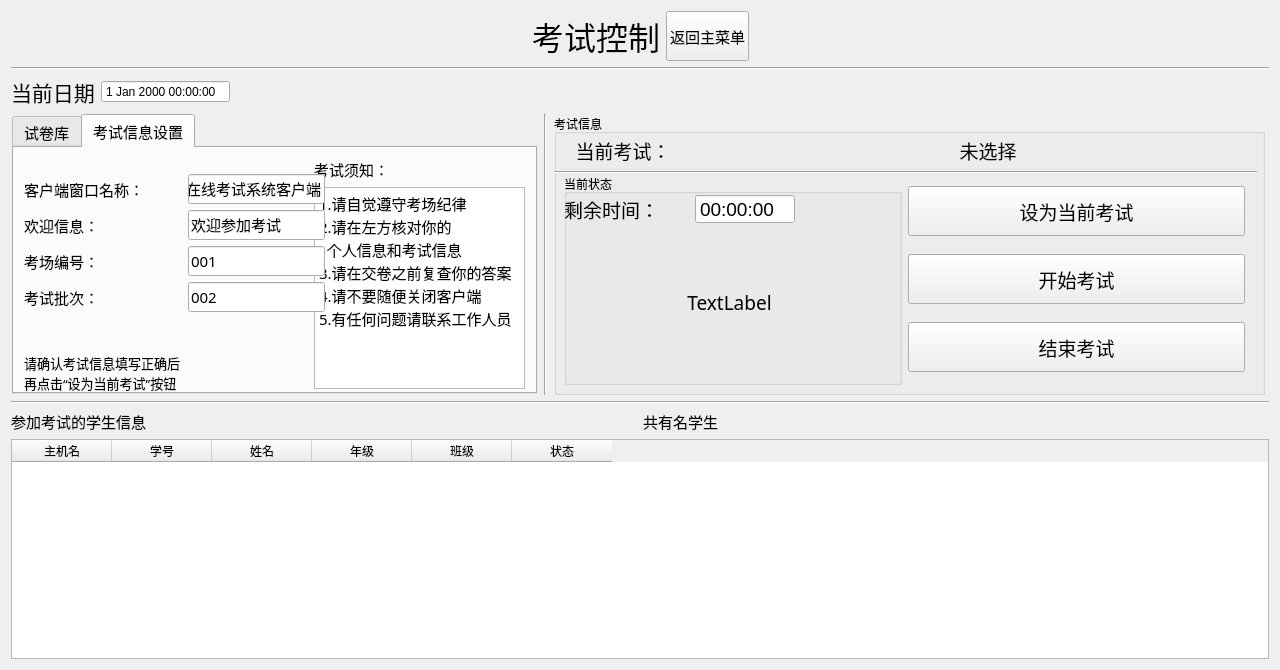
Old version of the form server/ExamCtrlUI.ui in the repository AlanForeverAi/Exams.
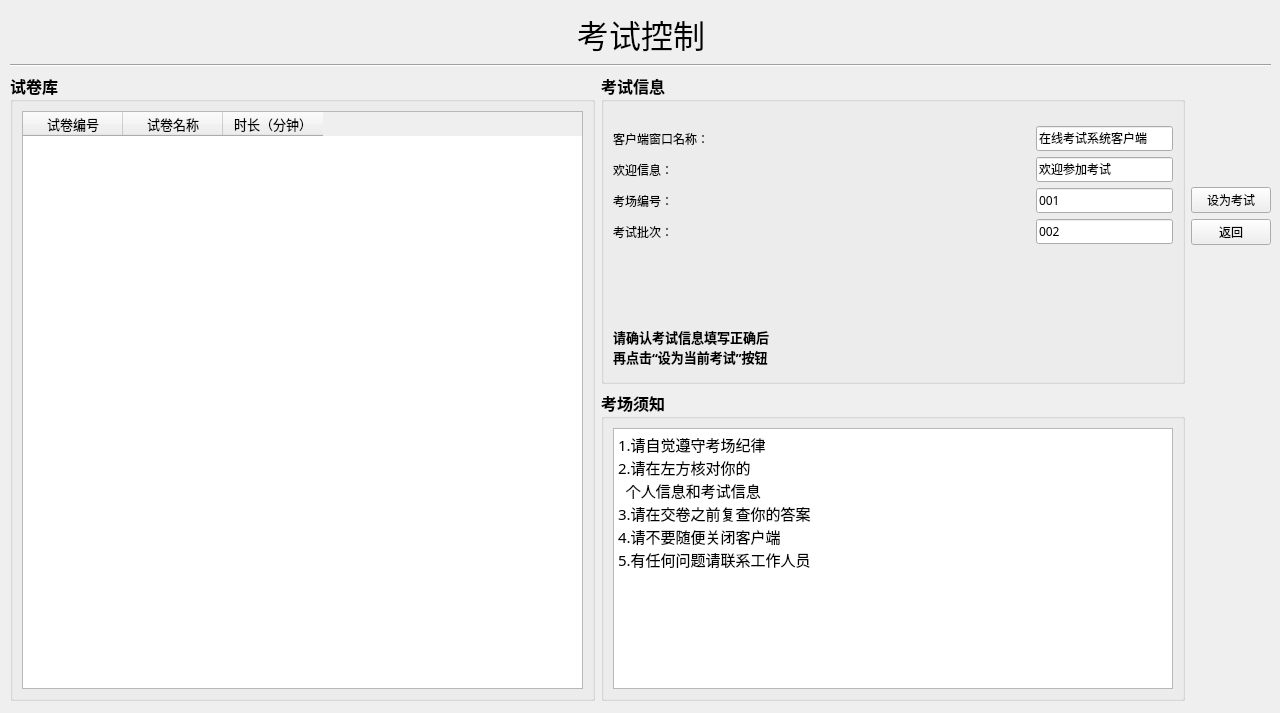
New version of the form. The open tabs and pages were chosen to show the change.

Commit message:
修改考试控制模块的界面
整理一下考试控制模块，该模块应该差不多了。。。

Diff of the .ui file:
```diff
--- a/server/ExamCtrlUI.ui
+++ b/server/ExamCtrlUI.ui
@@ -7,7 +7,7 @@
     <x>0</x>
     <y>0</y>
     <width>1280</width>
-    <height>670</height>
+    <height>713</height>
    </rect>
   </property>
   <property name="minimumSize">
@@ -19,14 +19,23 @@
   <property name="maximumSize">
    <size>
     <width>1280</width>
-    <height>670</height>
+    <height>713</height>
    </size>
   </property>
   <property name="windowTitle">
    <string>Form</string>
   </property>
-  <layout class="QGridLayout" name="gridLayout">
-   <item row="0" column="0">
+  <widget class="QWidget" name="">
+   <property name="geometry">
+    <rect>
+     <x>10</x>
+     <y>10</y>
+     <width>1261</width>
+     <height>691</height>
+    </rect>
+   </property>
+   <layout class="QVBoxLayout" name="verticalLayout_3">
+    <item>
     <layout class="QHBoxLayout" name="horizontalLayout_11">
      <item>
       <spacer name="horizontalSpacer_7">
@@ -57,39 +66,6 @@
        </property>
       </widget>
      </item>
-     <item>
-      <widget class="QPushButton" name="pushButton_back">
-       <property name="minimumSize">
-        <size>
-         <width>83</width>
-         <height>50</height>
-        </size>
-       </property>
-       <property name="maximumSize">
-        <size>
-         <width>16777215</width>
-         <height>1111</height>
-        </size>
-       </property>
-       <property name="font">
-        <font>
-         <family>微软雅黑</family>
-         <pointsize>11</pointsize>
-         <weight>50</weight>
-         <italic>false</italic>
-         <bold>false</bold>
-         <underline>false</underline>
-         <strikeout>false</strikeout>
-        </font>
-       </property>
-       <property name="layoutDirection">
-        <enum>Qt::RightToLeft</enum>
-       </property>
-       <property name="text">
-        <string>返回主菜单</string>
-       </property>
-      </widget>
-     </item>
      <item>
       <spacer name="horizontalSpacer_6">
        <property name="orientation">
@@ -105,90 +81,40 @@
      </item>
     </layout>
    </item>
-   <item row="1" column="0">
+    <item>
     <widget class="Line" name="line_4">
      <property name="orientation">
       <enum>Qt::Horizontal</enum>
      </property>
     </widget>
    </item>
-   <item row="2" column="0">
+    <item>
     <layout class="QHBoxLayout" name="horizontalLayout_6">
      <item>
-      <widget class="QLabel" name="label_date">
-       <property name="font">
-        <font>
-         <family>微软雅黑</family>
-         <pointsize>16</pointsize>
-        </font>
-       </property>
-       <property name="text">
-        <string>当前日期</string>
-       </property>
-      </widget>
-     </item>
-     <item>
-      <widget class="QDateTimeEdit" name="dateTimeEdit">
-       <property name="readOnly">
-        <bool>true</bool>
-       </property>
-       <property name="buttonSymbols">
-        <enum>QAbstractSpinBox::NoButtons</enum>
-       </property>
-      </widget>
-     </item>
-     <item>
-      <spacer name="horizontalSpacer">
-       <property name="orientation">
-        <enum>Qt::Horizontal</enum>
-       </property>
-       <property name="sizeHint" stdset="0">
-        <size>
-         <width>40</width>
-         <height>20</height>
-        </size>
-       </property>
-      </spacer>
-     </item>
-    </layout>
-   </item>
-   <item row="3" column="0">
     <layout class="QHBoxLayout" name="horizontalLayout_5">
      <item>
-      <widget class="QTabWidget" name="tabWidget">
-       <property name="minimumSize">
-        <size>
-         <width>0</width>
-         <height>280</height>
-        </size>
-       </property>
-       <property name="maximumSize">
-        <size>
-         <width>525</width>
-         <height>280</height>
-        </size>
-       </property>
+         <widget class="QGroupBox" name="groupBox">
        <property name="font">
         <font>
-         <family>微软雅黑</family>
-         <pointsize>11</pointsize>
-        </font>
-       </property>
-       <property name="currentIndex">
-        <number>0</number>
-       </property>
-       <widget class="QWidget" name="tab">
-        <attribute name="title">
+            <family>Aharoni</family>
+            <pointsize>12</pointsize>
+            <weight>75</weight>
+            <bold>true</bold>
+           </font>
+          </property>
+          <property name="title">
          <string>试卷库</string>
-        </attribute>
+          </property>
+          <layout class="QHBoxLayout" name="horizontalLayout_4">
+           <item>
         <widget class="QTableWidget" name="tableWidget_paper">
-         <property name="geometry">
-          <rect>
-           <x>9</x>
-           <y>9</y>
-           <width>501</width>
-           <height>231</height>
-          </rect>
+             <property name="font">
+              <font>
+               <family>SimSun-ExtB</family>
+               <pointsize>10</pointsize>
+               <weight>50</weight>
+               <bold>false</bold>
+              </font>
          </property>
          <property name="editTriggers">
           <set>QAbstractItemView::NoEditTriggers</set>
@@ -212,55 +138,27 @@
           </property>
          </column>
         </widget>
-       </widget>
-       <widget class="QWidget" name="tab_2">
-        <attribute name="title">
-         <string>考试信息设置</string>
-        </attribute>
-        <widget class="QWidget" name="layoutWidget">
-         <property name="geometry">
-          <rect>
-           <x>300</x>
-           <y>10</y>
-           <width>211</width>
-           <height>231</height>
-          </rect>
-         </property>
-         <layout class="QVBoxLayout" name="verticalLayout_6">
-          <item>
-           <widget class="QLabel" name="label_5">
-            <property name="text">
-             <string>考试须知：</string>
-            </property>
-           </widget>
-          </item>
-          <item>
-           <widget class="QTextEdit" name="textEdit_message">
-            <property name="html">
-             <string>&lt;!DOCTYPE HTML PUBLIC &quot;-//W3C//DTD HTML 4.0//EN&quot; &quot;http://www.w3.org/TR/REC-html40/strict.dtd&quot;&gt;
-&lt;html&gt;&lt;head&gt;&lt;meta name=&quot;qrichtext&quot; content=&quot;1&quot; /&gt;&lt;style type=&quot;text/css&quot;&gt;
-p, li { white-space: pre-wrap; }
-&lt;/style&gt;&lt;/head&gt;&lt;body style=&quot; font-family:'微软雅黑'; font-size:11pt; font-weight:400; font-style:normal;&quot;&gt;
-&lt;p style=&quot; margin-top:0px; margin-bottom:0px; margin-left:0px; margin-right:0px; -qt-block-indent:0; text-indent:0px;&quot;&gt;1.请自觉遵守考场纪律&lt;/p&gt;
-&lt;p style=&quot; margin-top:0px; margin-bottom:0px; margin-left:0px; margin-right:0px; -qt-block-indent:0; text-indent:0px;&quot;&gt;2.请在左方核对你的&lt;/p&gt;
-&lt;p style=&quot; margin-top:0px; margin-bottom:0px; margin-left:0px; margin-right:0px; -qt-block-indent:0; text-indent:0px;&quot;&gt;  个人信息和考试信息&lt;/p&gt;
-&lt;p style=&quot; margin-top:0px; margin-bottom:0px; margin-left:0px; margin-right:0px; -qt-block-indent:0; text-indent:0px;&quot;&gt;3.请在交卷之前复查你的答案&lt;/p&gt;
-&lt;p style=&quot; margin-top:0px; margin-bottom:0px; margin-left:0px; margin-right:0px; -qt-block-indent:0; text-indent:0px;&quot;&gt;4.请不要随便关闭客户端&lt;/p&gt;
-&lt;p style=&quot; margin-top:0px; margin-bottom:0px; margin-left:0px; margin-right:0px; -qt-block-indent:0; text-indent:0px;&quot;&gt;5.有任何问题请联系工作人员&lt;/p&gt;&lt;/body&gt;&lt;/html&gt;</string>
-            </property>
-           </widget>
           </item>
          </layout>
         </widget>
-        <widget class="QWidget" name="layoutWidget">
-         <property name="geometry">
-          <rect>
-           <x>10</x>
-           <y>11</y>
-           <width>301</width>
-           <height>239</height>
-          </rect>
-         </property>
+        </item>
+        <item>
+         <layout class="QVBoxLayout" name="verticalLayout">
+          <item>
+           <widget class="QGroupBox" name="groupBox_2">
+            <property name="font">
+             <font>
+              <family>Aharoni</family>
+              <pointsize>12</pointsize>
+              <weight>75</weight>
+              <bold>true</bold>
+             </font>
+            </property>
+            <property name="title">
+             <string>考试信息</string>
+            </property>
+            <layout class="QHBoxLayout" name="horizontalLayout">
+             <item>
          <layout class="QVBoxLayout" name="verticalLayout_8">
           <item>
            <spacer name="verticalSpacer_3">
@@ -284,6 +182,14 @@
              <layout class="QHBoxLayout" name="horizontalLayout_2">
               <item>
                <widget class="QLabel" name="label">
+                     <property name="font">
+                      <font>
+                       <family>SimSun-ExtB</family>
+                       <pointsize>9</pointsize>
+                       <weight>50</weight>
+                       <bold>false</bold>
+                      </font>
+                     </property>
                 <property name="text">
                  <string>客户端窗口名称：</string>
                 </property>
@@ -304,6 +210,12 @@
               </item>
               <item>
                <widget class="QLineEdit" name="lineEdit_windowtitle">
+                     <property name="sizePolicy">
+                      <sizepolicy hsizetype="Fixed" vsizetype="Fixed">
+                       <horstretch>0</horstretch>
+                       <verstretch>0</verstretch>
+                      </sizepolicy>
+                     </property>
                 <property name="minimumSize">
                  <size>
                   <width>137</width>
@@ -312,10 +224,18 @@
                 </property>
                 <property name="maximumSize">
                  <size>
-                  <width>137</width>
+                       <width>200</width>
                   <height>16777215</height>
                  </size>
                 </property>
+                     <property name="font">
+                      <font>
+                       <family>SimSun-ExtB</family>
+                       <pointsize>9</pointsize>
+                       <weight>50</weight>
+                       <bold>false</bold>
+                      </font>
+                     </property>
                 <property name="text">
                  <string>在线考试系统客户端</string>
                 </property>
@@ -327,6 +247,14 @@
              <layout class="QHBoxLayout" name="horizontalLayout_8">
               <item>
                <widget class="QLabel" name="label_4">
+                     <property name="font">
+                      <font>
+                       <family>SimSun-ExtB</family>
+                       <pointsize>9</pointsize>
+                       <weight>50</weight>
+                       <bold>false</bold>
+                      </font>
+                     </property>
                 <property name="text">
                  <string>欢迎信息：</string>
                 </property>
@@ -350,6 +278,12 @@
               </item>
               <item>
                <widget class="QLineEdit" name="lineEdit_welcome">
+                     <property name="sizePolicy">
+                      <sizepolicy hsizetype="Fixed" vsizetype="Fixed">
+                       <horstretch>0</horstretch>
+                       <verstretch>0</verstretch>
+                      </sizepolicy>
+                     </property>
                 <property name="minimumSize">
                  <size>
                   <width>137</width>
@@ -358,10 +292,18 @@
                 </property>
                 <property name="maximumSize">
                  <size>
-                  <width>137</width>
+                       <width>200</width>
                   <height>16777215</height>
                  </size>
                 </property>
+                     <property name="font">
+                      <font>
+                       <family>SimSun-ExtB</family>
+                       <pointsize>9</pointsize>
+                       <weight>50</weight>
+                       <bold>false</bold>
+                      </font>
+                     </property>
                 <property name="text">
                  <string>欢迎参加考试</string>
                 </property>
@@ -373,6 +315,14 @@
              <layout class="QHBoxLayout" name="horizontalLayout_10">
               <item>
                <widget class="QLabel" name="label_6">
+                     <property name="font">
+                      <font>
+                       <family>SimSun-ExtB</family>
+                       <pointsize>9</pointsize>
+                       <weight>50</weight>
+                       <bold>false</bold>
+                      </font>
+                     </property>
                 <property name="text">
                  <string>考场编号：</string>
                 </property>
@@ -408,6 +358,14 @@
                   <height>16777215</height>
                  </size>
                 </property>
+                     <property name="font">
+                      <font>
+                       <family>SimSun-ExtB</family>
+                       <pointsize>9</pointsize>
+                       <weight>50</weight>
+                       <bold>false</bold>
+                      </font>
+                     </property>
                 <property name="text">
                  <string>001</string>
                 </property>
@@ -419,6 +377,14 @@
              <layout class="QHBoxLayout" name="horizontalLayout_9">
               <item>
                <widget class="QLabel" name="label_7">
+                     <property name="font">
+                      <font>
+                       <family>SimSun-ExtB</family>
+                       <pointsize>9</pointsize>
+                       <weight>50</weight>
+                       <bold>false</bold>
+                      </font>
+                     </property>
                 <property name="text">
                  <string>考试批次：</string>
                 </property>
@@ -454,6 +420,14 @@
                   <height>16777215</height>
                  </size>
                 </property>
+                     <property name="font">
+                      <font>
+                       <family>SimSun-ExtB</family>
+                       <pointsize>9</pointsize>
+                       <weight>50</weight>
+                       <bold>false</bold>
+                      </font>
+                     </property>
                 <property name="text">
                  <string>002</string>
                 </property>
@@ -497,364 +471,258 @@
            </widget>
           </item>
          </layout>
-        </widget>
-       </widget>
-      </widget>
-     </item>
-     <item>
-      <widget class="Line" name="line_2">
-       <property name="orientation">
-        <enum>Qt::Vertical</enum>
-       </property>
+             </item>
+            </layout>
       </widget>
      </item>
      <item>
-      <widget class="QGroupBox" name="groupBox">
-       <property name="sizePolicy">
-        <sizepolicy hsizetype="Fixed" vsizetype="Fixed">
-         <horstretch>0</horstretch>
-         <verstretch>0</verstretch>
-        </sizepolicy>
-       </property>
-       <property name="minimumSize">
-        <size>
-         <width>711</width>
-         <height>281</height>
-        </size>
+           <widget class="QGroupBox" name="groupBox_3">
+            <property name="font">
+             <font>
+              <family>Aharoni</family>
+              <pointsize>12</pointsize>
+              <weight>75</weight>
+              <bold>true</bold>
+             </font>
        </property>
        <property name="title">
-        <string>考试信息</string>
-       </property>
-       <widget class="QWidget" name="layoutWidget">
-        <property name="geometry">
-         <rect>
-          <x>10</x>
-          <y>20</y>
-          <width>724</width>
-          <height>32</height>
-         </rect>
+             <string>考场须知</string>
         </property>
         <layout class="QHBoxLayout" name="horizontalLayout_3">
          <item>
-          <widget class="QLabel" name="label_papername">
-           <property name="font">
-            <font>
-             <family>微软雅黑</family>
-             <pointsize>14</pointsize>
-            </font>
-           </property>
-           <property name="text">
-            <string>当前考试：</string>
-           </property>
-           <property name="alignment">
-            <set>Qt::AlignCenter</set>
-           </property>
-          </widget>
-         </item>
+              <layout class="QVBoxLayout" name="verticalLayout_6">
          <item>
-          <widget class="QLabel" name="label_name">
-           <property name="minimumSize">
-            <size>
-             <width>600</width>
-             <height>0</height>
-            </size>
-           </property>
-           <property name="font">
-            <font>
-             <family>微软雅黑</family>
-             <pointsize>14</pointsize>
-            </font>
-           </property>
-           <property name="text">
-            <string>未选择</string>
-           </property>
-           <property name="alignment">
-            <set>Qt::AlignCenter</set>
-           </property>
+                <widget class="QTextEdit" name="textEdit_message">
+                 <property name="html">
+                  <string>&lt;!DOCTYPE HTML PUBLIC &quot;-//W3C//DTD HTML 4.0//EN&quot; &quot;http://www.w3.org/TR/REC-html40/strict.dtd&quot;&gt;
+&lt;html&gt;&lt;head&gt;&lt;meta name=&quot;qrichtext&quot; content=&quot;1&quot; /&gt;&lt;style type=&quot;text/css&quot;&gt;
+p, li { white-space: pre-wrap; }
+&lt;/style&gt;&lt;/head&gt;&lt;body style=&quot; font-family:'Aharoni'; font-size:12pt; font-weight:600; font-style:normal;&quot;&gt;
+&lt;p style=&quot; margin-top:0px; margin-bottom:0px; margin-left:0px; margin-right:0px; -qt-block-indent:0; text-indent:0px;&quot;&gt;&lt;span style=&quot; font-family:'微软雅黑'; font-size:11pt; font-weight:400;&quot;&gt;1.请自觉遵守考场纪律&lt;/span&gt;&lt;/p&gt;
+&lt;p style=&quot; margin-top:0px; margin-bottom:0px; margin-left:0px; margin-right:0px; -qt-block-indent:0; text-indent:0px;&quot;&gt;&lt;span style=&quot; font-family:'微软雅黑'; font-size:11pt; font-weight:400;&quot;&gt;2.请在左方核对你的&lt;/span&gt;&lt;/p&gt;
+&lt;p style=&quot; margin-top:0px; margin-bottom:0px; margin-left:0px; margin-right:0px; -qt-block-indent:0; text-indent:0px;&quot;&gt;&lt;span style=&quot; font-family:'微软雅黑'; font-size:11pt; font-weight:400;&quot;&gt;  个人信息和考试信息&lt;/span&gt;&lt;/p&gt;
+&lt;p style=&quot; margin-top:0px; margin-bottom:0px; margin-left:0px; margin-right:0px; -qt-block-indent:0; text-indent:0px;&quot;&gt;&lt;span style=&quot; font-family:'微软雅黑'; font-size:11pt; font-weight:400;&quot;&gt;3.请在交卷之前复查你的答案&lt;/span&gt;&lt;/p&gt;
+&lt;p style=&quot; margin-top:0px; margin-bottom:0px; margin-left:0px; margin-right:0px; -qt-block-indent:0; text-indent:0px;&quot;&gt;&lt;span style=&quot; font-family:'微软雅黑'; font-size:11pt; font-weight:400;&quot;&gt;4.请不要随便关闭客户端&lt;/span&gt;&lt;/p&gt;
+&lt;p style=&quot; margin-top:0px; margin-bottom:0px; margin-left:0px; margin-right:0px; -qt-block-indent:0; text-indent:0px;&quot;&gt;&lt;span style=&quot; font-family:'微软雅黑'; font-size:11pt; font-weight:400;&quot;&gt;5.有任何问题请联系工作人员&lt;/span&gt;&lt;/p&gt;&lt;/body&gt;&lt;/html&gt;</string>
+                 </property>
           </widget>
          </item>
         </layout>
-       </widget>
-       <widget class="Line" name="line">
-        <property name="geometry">
-         <rect>
-          <x>0</x>
-          <y>50</y>
-          <width>703</width>
-          <height>16</height>
-         </rect>
-        </property>
-        <property name="orientation">
-         <enum>Qt::Horizontal</enum>
-        </property>
-       </widget>
-       <widget class="QWidget" name="layoutWidget">
-        <property name="geometry">
-         <rect>
-          <x>10</x>
-          <y>60</y>
-          <width>681</width>
-          <height>211</height>
-         </rect>
-        </property>
-        <layout class="QHBoxLayout" name="horizontalLayout_4">
+             </item>
+            </layout>
+           </widget>
+          </item>
+         </layout>
+        </item>
+       </layout>
+      </item>
          <item>
           <layout class="QVBoxLayout" name="verticalLayout_2">
            <item>
-            <widget class="QGroupBox" name="groupBox_2">
-             <property name="minimumSize">
-              <size>
-               <width>311</width>
-               <height>171</height>
-              </size>
-             </property>
-             <property name="title">
-              <string>当前状态</string>
-             </property>
-             <widget class="QWidget" name="layoutWidget">
-              <property name="geometry">
-               <rect>
-                <x>0</x>
-                <y>20</y>
-                <width>331</width>
-                <height>181</height>
-               </rect>
-              </property>
-              <layout class="QVBoxLayout" name="verticalLayout_7">
-               <item>
-                <layout class="QHBoxLayout" name="horizontalLayout">
-                 <item>
-                  <widget class="QLabel" name="label_papertime">
-                   <property name="font">
-                    <font>
-                     <family>微软雅黑</family>
-                     <pointsize>14</pointsize>
-                    </font>
-                   </property>
-                   <property name="text">
-                    <string>剩余时间：</string>
-                   </property>
-                  </widget>
-                 </item>
-                 <item>
-                  <widget class="QTimeEdit" name="timeEdit_papertime">
-                   <property name="maximumSize">
+         <spacer name="verticalSpacer_6">
+          <property name="orientation">
+           <enum>Qt::Vertical</enum>
+          </property>
+          <property name="sizeHint" stdset="0">
                     <size>
-                     <width>100</width>
-                     <height>30</height>
-                    </size>
-                   </property>
-                   <property name="font">
-                    <font>
-                     <pointsize>14</pointsize>
-                    </font>
-                   </property>
-                   <property name="readOnly">
-                    <bool>true</bool>
-                   </property>
-                   <property name="buttonSymbols">
-                    <enum>QAbstractSpinBox::NoButtons</enum>
-                   </property>
-                  </widget>
+            <width>20</width>
+            <height>40</height>
+           </size>
+          </property>
+         </spacer>
                  </item>
                  <item>
-                  <spacer name="horizontalSpacer_2">
+         <spacer name="verticalSpacer">
                    <property name="orientation">
-                    <enum>Qt::Horizontal</enum>
-                   </property>
-                   <property name="sizeType">
-                    <enum>QSizePolicy::Fixed</enum>
-                   </property>
+           <enum>Qt::Vertical</enum>
+          </property>
                    <property name="sizeHint" stdset="0">
                     <size>
-                     <width>100</width>
-                     <height>20</height>
+            <width>20</width>
+            <height>40</height>
                     </size>
                    </property>
                   </spacer>
                  </item>
-                </layout>
-               </item>
-               <item>
-                <widget class="QLabel" name="label_state">
-                 <property name="font">
-                  <font>
-                   <family>微软雅黑</family>
-                   <pointsize>14</pointsize>
-                  </font>
-                 </property>
-                 <property name="text">
-                  <string>TextLabel</string>
-                 </property>
-                 <property name="alignment">
-                  <set>Qt::AlignCenter</set>
-                 </property>
-                </widget>
-               </item>
-              </layout>
-             </widget>
-            </widget>
-           </item>
-          </layout>
-         </item>
-         <item>
-          <layout class="QVBoxLayout" name="verticalLayout">
            <item>
             <widget class="QPushButton" name="pushButton_send">
-             <property name="minimumSize">
-              <size>
-               <width>0</width>
-               <height>50</height>
-              </size>
+          <property name="sizePolicy">
+           <sizepolicy hsizetype="Fixed" vsizetype="Fixed">
+            <horstretch>0</horstretch>
+            <verstretch>0</verstretch>
+           </sizepolicy>
              </property>
              <property name="font">
               <font>
-               <family>微软雅黑</family>
-               <pointsize>14</pointsize>
+            <family>SimSun-ExtB</family>
+            <pointsize>9</pointsize>
               </font>
              </property>
              <property name="text">
-              <string>设为当前考试</string>
+           <string>设为考试</string>
              </property>
             </widget>
            </item>
            <item>
-            <widget class="QPushButton" name="pushButton_begin">
-             <property name="minimumSize">
-              <size>
-               <width>0</width>
-               <height>50</height>
-              </size>
-             </property>
-             <property name="font">
-              <font>
-               <family>微软雅黑</family>
-               <pointsize>14</pointsize>
-              </font>
-             </property>
-             <property name="text">
-              <string>开始考试</string>
-             </property>
-            </widget>
-           </item>
-           <item>
-            <widget class="QPushButton" name="pushButton_end">
-             <property name="minimumSize">
-              <size>
-               <width>0</width>
-               <height>50</height>
-              </size>
-             </property>
-             <property name="font">
-              <font>
-               <family>微软雅黑</family>
-               <pointsize>14</pointsize>
-              </font>
-             </property>
-             <property name="text">
-              <string>结束考试</string>
-             </property>
-            </widget>
-           </item>
-          </layout>
-         </item>
-        </layout>
-       </widget>
-      </widget>
-     </item>
-    </layout>
-   </item>
-   <item row="4" column="0">
-    <widget class="Line" name="line_3">
-     <property name="orientation">
-      <enum>Qt::Horizontal</enum>
-     </property>
-    </widget>
-   </item>
-   <item row="5" column="0">
-    <layout class="QVBoxLayout" name="verticalLayout_5">
-     <item>
-      <layout class="QHBoxLayout" name="horizontalLayout_7">
-       <item>
-        <widget class="QLabel" name="label_2">
-         <property name="font">
-          <font>
-           <family>微软雅黑</family>
-           <pointsize>11</pointsize>
-          </font>
-         </property>
-         <property name="text">
-          <string>参加考试的学生信息</string>
-         </property>
-        </widget>
-       </item>
-       <item>
-        <widget class="QLabel" name="label_usercount">
-         <property name="font">
-          <font>
-           <family>微软雅黑</family>
-           <pointsize>11</pointsize>
-          </font>
-         </property>
-         <property name="text">
-          <string>共有名学生</string>
-         </property>
-        </widget>
-       </item>
-      </layout>
-     </item>
-     <item>
-      <widget class="QTableWidget" name="tableWidget_user">
-       <property name="minimumSize">
-        <size>
-         <width>0</width>
-         <height>215</height>
-        </size>
+         <widget class="QPushButton" name="pushButton_back">
+          <property name="sizePolicy">
+           <sizepolicy hsizetype="Fixed" vsizetype="Fixed">
+            <horstretch>0</horstretch>
+            <verstretch>0</verstretch>
+           </sizepolicy>
        </property>
        <property name="maximumSize">
         <size>
          <width>16777215</width>
-         <height>220</height>
-        </size>
-       </property>
-       <property name="editTriggers">
-        <set>QAbstractItemView::NoEditTriggers</set>
-       </property>
-       <column>
-        <property name="text">
-         <string>主机名</string>
-        </property>
-       </column>
-       <column>
+            <height>1111</height>
+           </size>
+          </property>
+          <property name="font">
+           <font>
+            <family>SimSun-ExtB</family>
+            <pointsize>9</pointsize>
+            <weight>50</weight>
+            <italic>false</italic>
+            <bold>false</bold>
+            <underline>false</underline>
+            <strikeout>false</strikeout>
+           </font>
+          </property>
+          <property name="layoutDirection">
+           <enum>Qt::RightToLeft</enum>
+          </property>
         <property name="text">
-         <string>学号</string>
-        </property>
-       </column>
-       <column>
-        <property name="text">
-         <string>姓名</string>
-        </property>
-       </column>
-       <column>
-        <property name="text">
-         <string>年级</string>
-        </property>
-       </column>
-       <column>
-        <property name="text">
-         <string>班级</string>
-        </property>
-       </column>
-       <column>
-        <property name="text">
-         <string>状态</string>
-        </property>
-       </column>
-      </widget>
-     </item>
+           <string>返回</string>
+          </property>
+         </widget>
+        </item>
+        <item>
+         <spacer name="verticalSpacer_4">
+          <property name="orientation">
+           <enum>Qt::Vertical</enum>
+          </property>
+          <property name="sizeHint" stdset="0">
+           <size>
+            <width>20</width>
+            <height>40</height>
+           </size>
+          </property>
+         </spacer>
+        </item>
+        <item>
+         <spacer name="verticalSpacer_10">
+          <property name="orientation">
+           <enum>Qt::Vertical</enum>
+          </property>
+          <property name="sizeHint" stdset="0">
+           <size>
+            <width>20</width>
+            <height>40</height>
+           </size>
+          </property>
+         </spacer>
+        </item>
+        <item>
+         <spacer name="verticalSpacer_5">
+          <property name="orientation">
+           <enum>Qt::Vertical</enum>
+          </property>
+          <property name="sizeHint" stdset="0">
+           <size>
+            <width>20</width>
+            <height>40</height>
+           </size>
+          </property>
+         </spacer>
+        </item>
+        <item>
+         <spacer name="verticalSpacer_11">
+          <property name="orientation">
+           <enum>Qt::Vertical</enum>
+          </property>
+          <property name="sizeHint" stdset="0">
+           <size>
+            <width>20</width>
+            <height>40</height>
+           </size>
+          </property>
+         </spacer>
+        </item>
+        <item>
+         <spacer name="verticalSpacer_7">
+          <property name="orientation">
+           <enum>Qt::Vertical</enum>
+          </property>
+          <property name="sizeHint" stdset="0">
+           <size>
+            <width>20</width>
+            <height>40</height>
+           </size>
+          </property>
+         </spacer>
+        </item>
+        <item>
+         <spacer name="verticalSpacer_8">
+          <property name="orientation">
+           <enum>Qt::Vertical</enum>
+          </property>
+          <property name="sizeHint" stdset="0">
+           <size>
+            <width>20</width>
+            <height>40</height>
+           </size>
+          </property>
+         </spacer>
+        </item>
+        <item>
+         <spacer name="verticalSpacer_12">
+          <property name="orientation">
+           <enum>Qt::Vertical</enum>
+          </property>
+          <property name="sizeHint" stdset="0">
+           <size>
+            <width>20</width>
+            <height>40</height>
+           </size>
+          </property>
+         </spacer>
+        </item>
+        <item>
+         <spacer name="verticalSpacer_9">
+          <property name="orientation">
+           <enum>Qt::Vertical</enum>
+          </property>
+          <property name="sizeHint" stdset="0">
+           <size>
+            <width>20</width>
+            <height>40</height>
+           </size>
+          </property>
+         </spacer>
+        </item>
     </layout>
    </item>
   </layout>
+    </item>
+   </layout>
+  </widget>
+  <zorder>line_4</zorder>
+  <zorder>pushButton_send</zorder>
+  <zorder>label_5</zorder>
+  <zorder>verticalSpacer_3</zorder>
+  <zorder>groupBox</zorder>
+  <zorder>pushButton_back</zorder>
+  <zorder>groupBox_2</zorder>
+  <zorder>groupBox_3</zorder>
+  <zorder>textEdit_message</zorder>
+  <zorder>horizontalSpacer</zorder>
+  <zorder>verticalSpacer</zorder>
+  <zorder>verticalSpacer_4</zorder>
+  <zorder>verticalSpacer_5</zorder>
+  <zorder>verticalSpacer_6</zorder>
+  <zorder>verticalSpacer_7</zorder>
+  <zorder>verticalSpacer_8</zorder>
+  <zorder>verticalSpacer_9</zorder>
  </widget>
  <resources/>
  <connections/>
```
Lines whose indentation alone changed are shown as unchanged. The commit also changes 10 other files.
